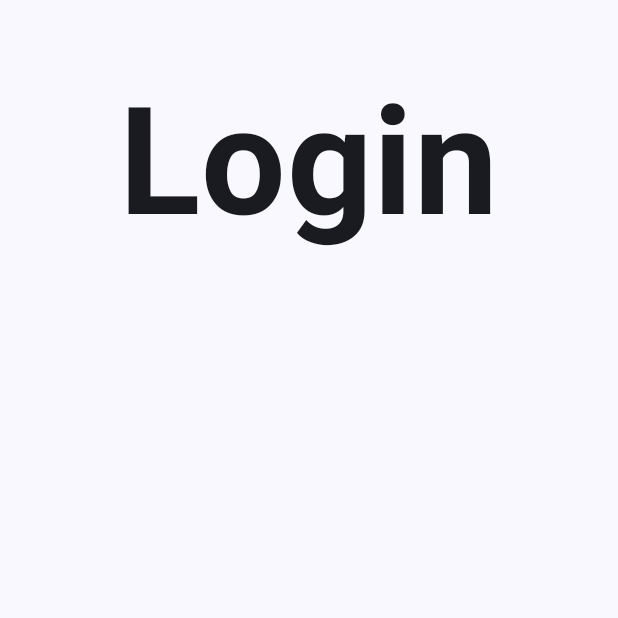
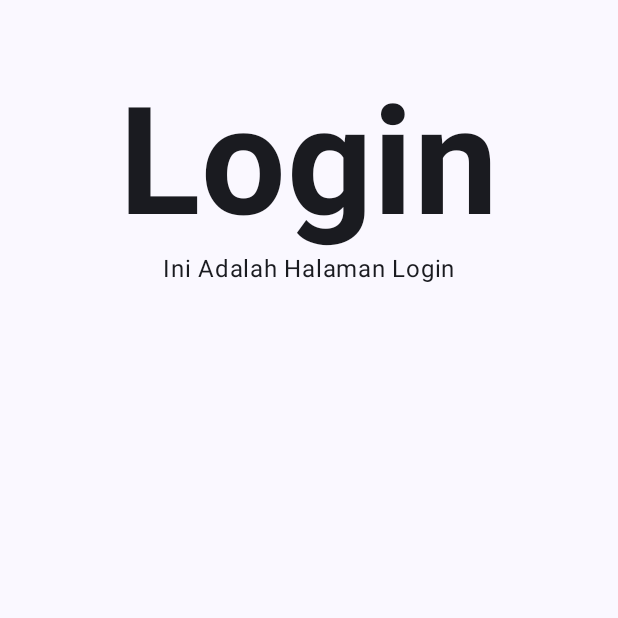
Before and after one commit to Dimli1508/QuestBasicComposable_164, an Android app built with Jetpack Compose: the screen it shows after launch (MainActivity), on a phone screen of 412 x 824 dp, the top half of it. Run offline under Robolectric (Android 15) with nearby library versions, the phone set to English and light mode, and no system bars.

Commit message:
membuat tulisan "Ini Adalah Halaman Login" dibawah tulisan login

```diff
--- a/app/src/main/java/com/example/questbasiccomposable_164/MainActivity.kt
+++ b/app/src/main/java/com/example/questbasiccomposable_164/MainActivity.kt
@@ -49,6 +49,8 @@ fun Dimas (modifier: Modifier = Modifier) {
             fontWeight = FontWeight.Bold
         )
 
+        Text("Ini Adalah Halaman Login")
+
     }
 }
 
```
